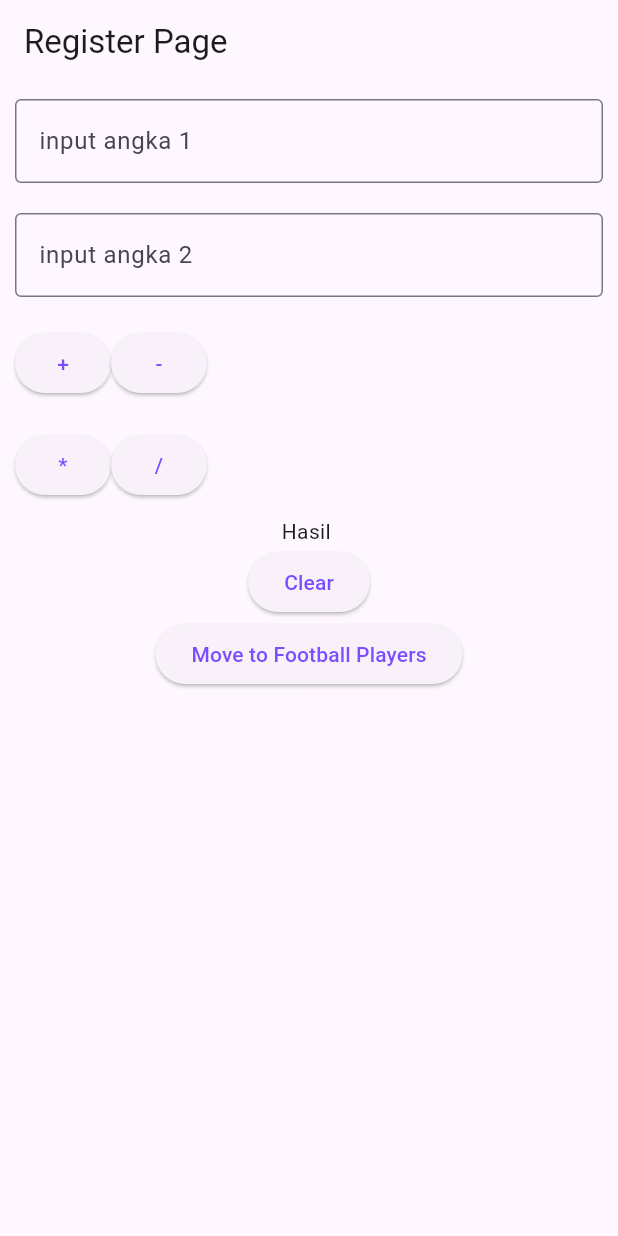
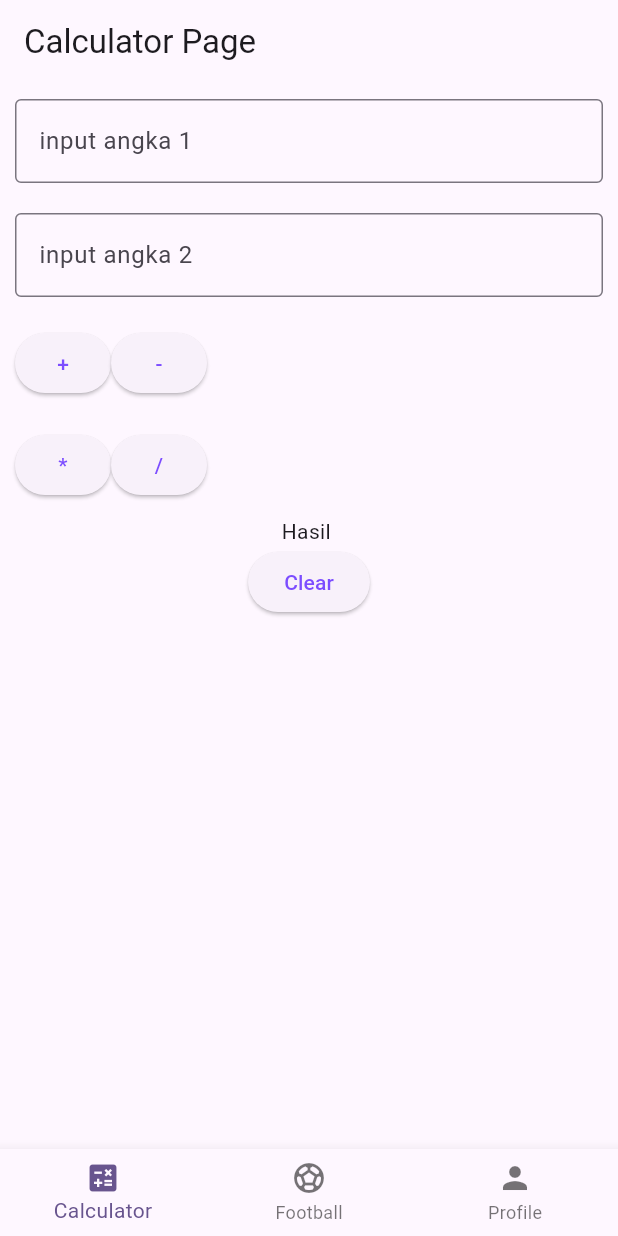
Before and after one commit to nathnia/flutter_app_1, a Flutter app: the screen it shows after launch, on a phone screen of 412 x 824 dp. Run offline on Flutter 3.47's test engine with Material 3 defaults, Android fonts, the phone set to English and light mode, and no system bars; our stand-ins replace get.

Commit message:
add buttom-nav

```diff
--- /dev/null
+++ b/lib/controllers/bottom_nav_controller.dart
@@ -0,0 +1,9 @@
+import 'package:get/get.dart';
+
+class BottomNavController extends GetxController {
+  var currentIndex = 0.obs;
+
+  void changeTab(int index) {
+    currentIndex.value = index;
+  }
+}
--- a/lib/main.dart
+++ b/lib/main.dart
@@ -20,7 +20,7 @@ class MyApp extends StatelessWidget {
         colorScheme: ColorScheme.fromSeed(seedColor: Colors.deepPurple),
         useMaterial3: true,
       ),
-      initialRoute: AppRoutes.calculator,
+      initialRoute: AppRoutes.bottomNav,
       getPages: AppPages.pages,
     );
   }
--- /dev/null
+++ b/lib/pages/bottom_nav_page.dart
@@ -0,0 +1,36 @@
+import 'package:flutter/material.dart';
+import 'package:get/get.dart';
+import '../controllers/bottom_nav_controller.dart';
+import 'cal_page.dart';
+import 'football_page.dart';
+import 'profile_page.dart';
+
+class BottomNavPage extends StatelessWidget {
+  final BottomNavController navC = Get.put(BottomNavController());
+
+  final pages = [
+    CalPage(),
+    FootballPage(),
+    ProfilePage(),
+  ];
+
+  @override
+  Widget build(BuildContext context) {
+    return Obx(() => Scaffold(
+          // appBar: AppBar(title: Text("Bottom Nav with GetX")),
+          body: IndexedStack(
+            index: navC.currentIndex.value,
+            children: pages,
+          ),
+          bottomNavigationBar: BottomNavigationBar(
+            currentIndex: navC.currentIndex.value,
+            onTap: navC.changeTab,
+            items: const [
+              BottomNavigationBarItem(icon: Icon(Icons.calculate), label: "Calculator"),
+              BottomNavigationBarItem(icon: Icon(Icons.sports_soccer), label: "Football"),
+              BottomNavigationBarItem(icon: Icon(Icons.person), label: "Profile"),
+            ],
+          ),
+        ));
+  }
+}
--- a/lib/pages/cal_page.dart
+++ b/lib/pages/cal_page.dart
@@ -15,7 +15,7 @@ class CalPage extends StatelessWidget {
   @override
   Widget build(BuildContext context) {
     return Scaffold(
-      appBar: AppBar(title: Text("Register Page")),
+      appBar: AppBar(title: Text("Calculator Page")),
       body: Container(
         child: Column(
           crossAxisAlignment: CrossAxisAlignment.center,
@@ -92,9 +92,9 @@ class CalPage extends StatelessWidget {
               },
             ),
 
-            CustomButton(text: "Move to Football Players", textColor: Colors.deepPurpleAccent, onPressed: () {
-              Get.toNamed(AppRoutes.footballplayers);
-            })
+            // CustomButton(text: "Move to Football Players", textColor: Colors.deepPurpleAccent, onPressed: () {
+            //   Get.toNamed(AppRoutes.footballplayers);
+            // })
           ],
         ),
       ),
--- a/lib/routes/pages.dart
+++ b/lib/routes/pages.dart
@@ -1,6 +1,8 @@
+import 'package:flutter_application_1/pages/bottom_nav_page.dart';
 import 'package:flutter_application_1/pages/cal_page.dart';
 import 'package:flutter_application_1/pages/football_edit_page.dart';
 import 'package:flutter_application_1/pages/football_page.dart';
+import 'package:flutter_application_1/pages/profile_page.dart';
 import 'package:flutter_application_1/routes/routes.dart';
 import 'package:get/route_manager.dart';
 
@@ -9,6 +11,7 @@ class AppPages {
     GetPage(name: AppRoutes.calculator, page: () => CalPage()),
     GetPage(name: AppRoutes.footballplayers, page: () => FootballPage()),
     GetPage(name: AppRoutes.footballEdit, page: () => FootballEditPage()),
-
+    GetPage(name: AppRoutes.profile, page: () => ProfilePage()),
+    GetPage(name: AppRoutes.bottomNav, page: () => BottomNavPage()),
   ];
 }
--- a/lib/routes/routes.dart
+++ b/lib/routes/routes.dart
@@ -2,4 +2,6 @@ class AppRoutes{
   static const String calculator = "/calculator";
   static const String footballplayers = "/footballplayers";
   static const String footballEdit = "/footballEdit";
+  static const String profile = "/profile";
+  static const String bottomNav = "/bottomNav";
 }
```
Also changed, not shown: lib/pages/football_edit_page.dart (+44 -5 lines), lib/pages/profile_page.dart (added, +21 -0 lines), lib/controllers/profile_controller.dart (added).
